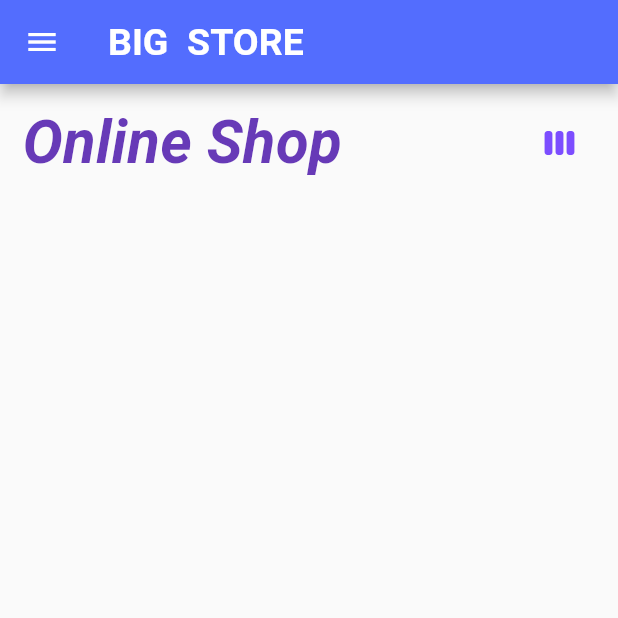
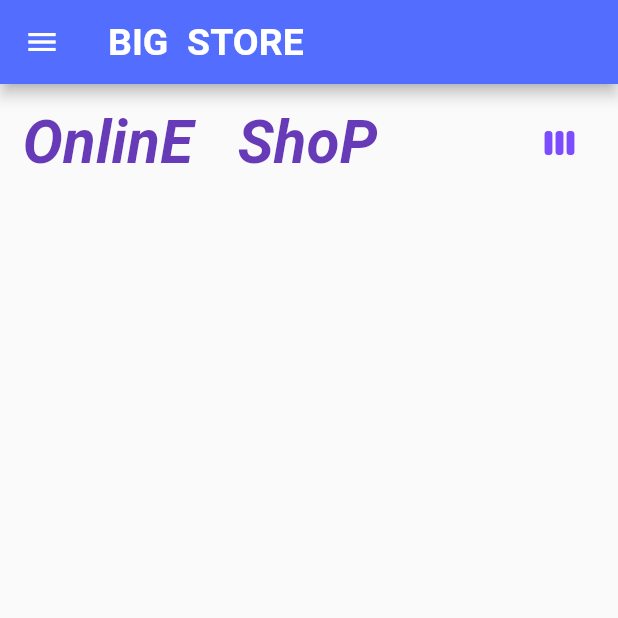
Before and after one commit to Narek717/flutter_group_2, a Flutter app: the screen it shows after launch, on a phone screen of 412 x 824 dp, the top half of it. Run offline on Flutter 3.47's test engine with Material 2 defaults, Android fonts, the light colour scheme and no system bars; our stand-ins replace audioplayers, dio, flutter_rating_bar, google_fonts; network calls fail.

Commit message:
shopping page

```diff
--- a/lib/views/online_shop.dart
+++ b/lib/views/online_shop.dart
@@ -37,7 +37,6 @@ class _ShopPage1State extends State<ShopPage1> {
         ),
       ),
       drawer: Drawer(
-
         backgroundColor: Colors.lightBlueAccent,
         child: ListView(
           padding: EdgeInsets.all(20),
@@ -74,7 +73,7 @@ class _ShopPage1State extends State<ShopPage1> {
             children: [
               Expanded(
                   child: Text(
-                'Online Shop',
+                'OnlinE   ShoP',
                  style: GoogleFonts.areYouSerious(
                    textStyle: const TextStyle(
                    color: Colors.deepPurple,
@@ -213,12 +212,11 @@ class _ShopPage1State extends State<ShopPage1> {
           children: [
             Center(
               child: Image.network(product.imageUrl.toString(),
-                height: 300,
+                height: 333,
               ),
             ),
        Text(product.description.toString()),
             IconChange(),
-
             RatingBar.builder(
               initialRating: 0,
               minRating: 0.5,
```
